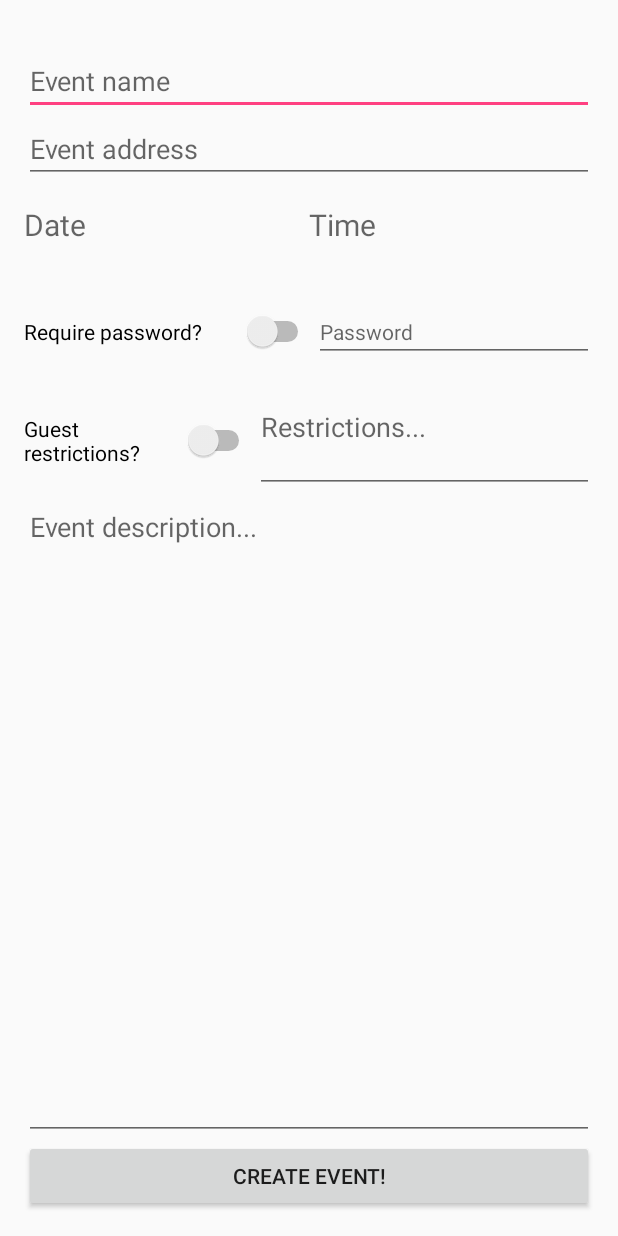
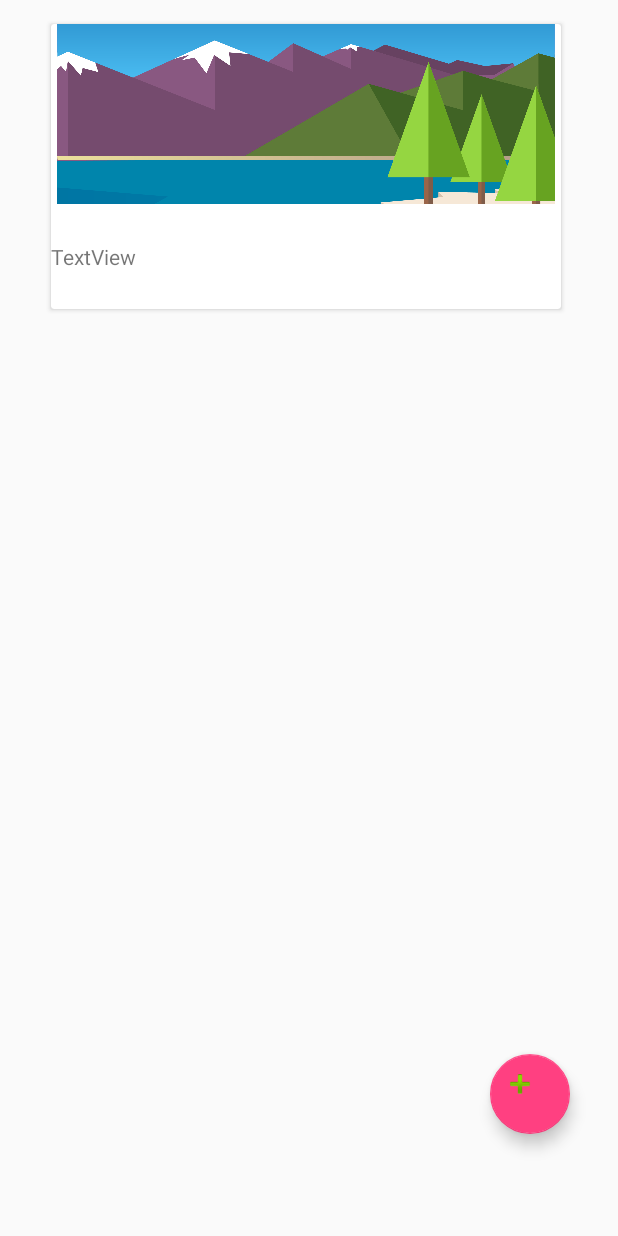
Before and after one commit to hsun0120/event-finder, an Android app: the OrganizerHome screen opened directly, with no data from a screen before it, on a phone screen of 412 x 824 dp. Run offline under Robolectric (Android 15) with nearby library versions, the phone set to English and light mode, and no system bars.

Commit message:
Linked Organizer Home and Create Event.

```diff
--- a/app/src/main/AndroidManifest.xml
+++ b/app/src/main/AndroidManifest.xml
@@ -40,21 +40,15 @@
                 <category android:name="android.intent.category.DEFAULT" />
             </intent-filter>
         </activity>
-
-
         <activity
             android:name=".EventListActivity"
             android:label="Event List">
-
-
             <intent-filter>
                 <action android:name="edu.ucsd.cse110.group50.eventfinder.EventListActivity" />
 
                 <category android:name="android.intent.category.DEFAULT" />
             </intent-filter>
         </activity>
-
-
     </application>
 
 </manifest>
--- a/app/src/main/java/edu/ucsd/cse110/group50/eventfinder/CreateEvent.java
+++ b/app/src/main/java/edu/ucsd/cse110/group50/eventfinder/CreateEvent.java
@@ -127,6 +127,8 @@ public class CreateEvent extends AppCompatActivity {
 
     public void createEvent( View v ) {
 
+        finish();
+
     }
 
     private void checkValidDate() {
--- a/app/src/main/java/edu/ucsd/cse110/group50/eventfinder/OrganizerHome.java
+++ b/app/src/main/java/edu/ucsd/cse110/group50/eventfinder/OrganizerHome.java
@@ -1,7 +1,9 @@
 package edu.ucsd.cse110.group50.eventfinder;
 
+import android.content.Intent;
 import android.os.Bundle;
 import android.support.v7.app.AppCompatActivity;
+import android.view.View;
 
 /**
  * Created by Thiago on 10/9/2016.
@@ -12,6 +14,14 @@ public class OrganizerHome extends AppCompatActivity {
     @Override
     protected void onCreate(Bundle savedInstanceState) {
         super.onCreate(savedInstanceState);
-        setContentView(R.layout.activity_create_event);
+        setContentView(R.layout.organizer_home);
     }
+
+    public void newEvent( View v ) {
+
+        Intent intent = new Intent( OrganizerHome.this, CreateEvent.class );
+        startActivity( intent );
+
+    }
+
 }
--- a/app/src/main/res/layout/organizer_home.xml
+++ b/app/src/main/res/layout/organizer_home.xml
@@ -25,7 +25,8 @@
         android:layout_marginTop="16dp"
         app:layout_constraintBottom_toBottomOf="parent"
         android:layout_marginBottom="16dp"
-        app:layout_constraintTop_toTopOf="parent" />
+        app:layout_constraintTop_toTopOf="parent"
+        android:onClick="newEvent" />
 
     <android.support.v7.widget.CardView
         android:id="@+id/card_view1"
```
